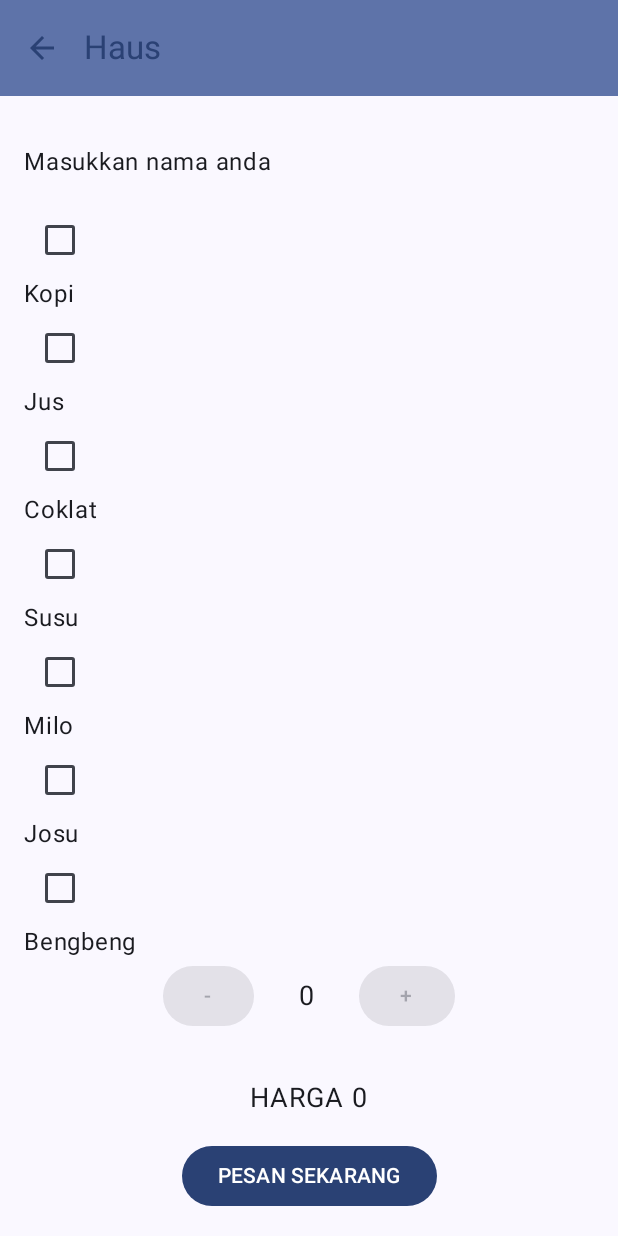
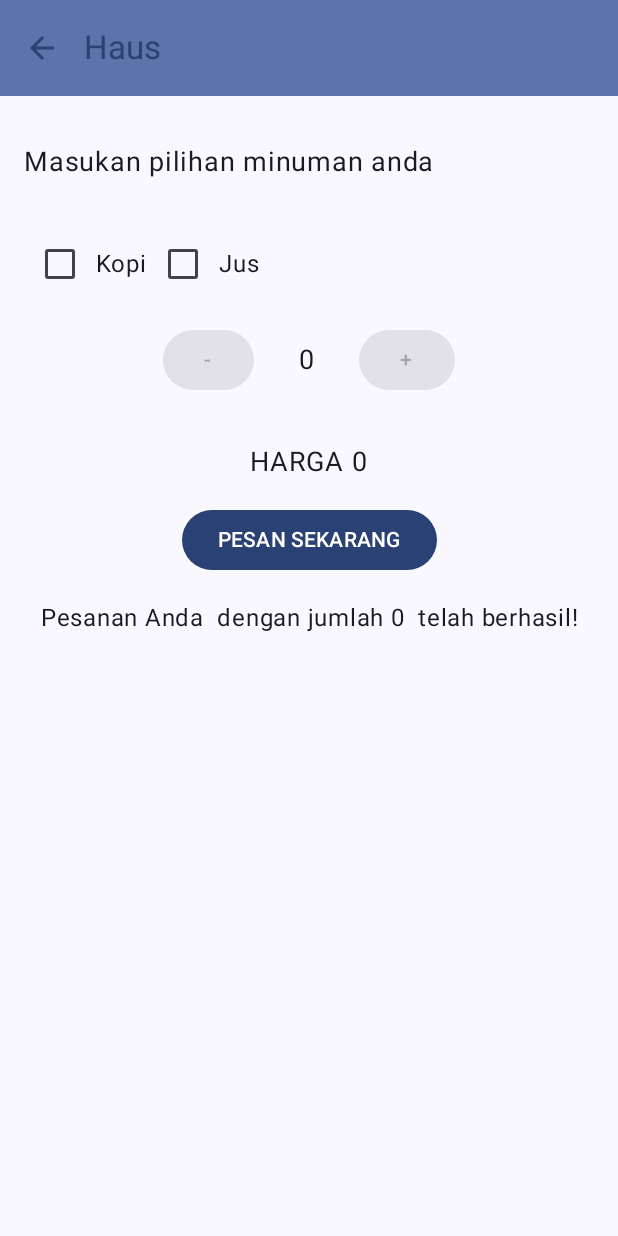
Before and after one commit to Mfaishalrafid/Asessment-01, an Android app built with Jetpack Compose: the HausScreen screen opened through its navigation route, after a tap on "PESAN SEKARANG", on a phone screen of 412 x 824 dp. Run offline under Robolectric (Android 15) with nearby library versions, the phone set to English and light mode, and no system bars.

Commit message:
07-challange

```diff
--- a/app/src/main/java/org/d3if3073/mobpro1/ui/screen/HausScreen.kt
+++ b/app/src/main/java/org/d3if3073/mobpro1/ui/screen/HausScreen.kt
@@ -1,10 +1,6 @@
 package org.d3if3073.mobpro1.ui.screen
 
-import android.content.Context
 import android.content.res.Configuration
-import android.util.Log
-import android.widget.Toast
-import androidx.compose.foundation.layout.Arrangement
 import androidx.compose.foundation.layout.Column
 import androidx.compose.foundation.layout.Row
 import androidx.compose.foundation.layout.Spacer
@@ -13,7 +9,6 @@ import androidx.compose.foundation.layout.fillMaxWidth
 import androidx.compose.foundation.layout.height
 import androidx.compose.foundation.layout.padding
 import androidx.compose.foundation.layout.widthIn
-import androidx.compose.foundation.layout.wrapContentSize
 import androidx.compose.foundation.text.BasicTextField
 import androidx.compose.material.icons.Icons
 import androidx.compose.material.icons.filled.ArrowBack
@@ -43,7 +38,6 @@ import androidx.navigation.NavHostController
 import androidx.navigation.compose.rememberNavController
 import org.d3if3073.mobpro1.R
 import org.d3if3073.mobpro1.ui.theme.Mobpro1Theme
-import org.w3c.dom.Text
 
 
 @Preview(showBackground = true)
@@ -89,19 +83,11 @@ fun HausScreen(navController: NavHostController) {
 fun HausScreen(modifier: Modifier) {
     var name by remember { mutableStateOf("") }
     var nameError by remember { mutableStateOf(false) }
-
     var kopi by remember { mutableStateOf(false) }
     var jus by remember { mutableStateOf(false) }
-    var coklat by remember { mutableStateOf(false) }
-    var susu by remember { mutableStateOf(false) }
-    var milo by remember { mutableStateOf(false) }
-    var josu by remember { mutableStateOf(false) }
-    var bengbeng by remember { mutableStateOf(false) }
-
     var quantity by remember { mutableStateOf(0) }
-    val price = calculatePrice(kopi, jus,coklat, susu, milo, josu, bengbeng, quantity )
-    var outputtext by remember { mutableStateOf("") }
-
+    val price = calculatePrice(kopi, jus, quantity)
+    var outputText by remember { mutableStateOf("") } // Output text
 
     Column(
         modifier = Modifier.fillMaxSize(),
@@ -119,76 +105,60 @@ fun HausScreen(modifier: Modifier) {
                 .padding(16.dp),
             decorationBox = { innerTextField ->
                 if (name.isEmpty()) {
-                    Text("Masukkan nama anda", fontSize = 16.sp)
+                    Text("Masukan pilihan minuman anda", fontSize = 18.sp)
                 }
                 innerTextField()
             }
         )
-        Column(
+        Row(
             modifier = Modifier
                 .fillMaxWidth()
-                .padding(horizontal = 16.dp)
-        )
-            {
+                .padding(16.dp),
+            verticalAlignment = Alignment.CenterVertically
+        ) {
             Checkbox(checked = kopi, onCheckedChange = { kopi = it })
             Text("Kopi")
             Checkbox(checked = jus, onCheckedChange = { jus = it })
             Text("Jus")
-                Checkbox(checked = coklat, onCheckedChange = { jus = it })
-                Text("Coklat")
-                Checkbox(checked = susu, onCheckedChange = { jus = it })
-                Text("Susu")
-                Checkbox(checked = milo, onCheckedChange = { jus = it })
-                Text("Milo")
-                Checkbox(checked = josu, onCheckedChange = { jus = it })
-                Text("Josu")
-                Checkbox(checked = bengbeng, onCheckedChange = { jus = it })
-                Text("Bengbeng")
         }
         QuantitySelector(
             quantity,
             onQuantityChange = { quantity = it },
             kopiChecked = kopi,
             jusChecked = jus,
-            coklatChecked = coklat,
-            susuChecked = susu,
-            miloChecked = milo,
-            josuChecked = josu,
-            bengbengChecked = bengbeng,
-
         )
 
         Spacer(modifier = Modifier.height(16.dp))
-
 
         Text(
             "HARGA $price",
             fontSize = 18.sp,
             modifier = Modifier.padding(16.dp)
         )
+
         Button(
             onClick = {
                 nameError = (name == "" || name == "0")
                 if (nameError) {
-                    outputtext = "Mohon masukkan nama anda dengan benar."
-                } else {
-                    val kopiText = if (kopi) " kopi" else ""
-                    val jusText = if (jus) " jus" else ""
-                    val coklatText = if (coklat) " jus" else ""
-                    val susuText = if (susu) " jus" else ""
-                    val miloText = if (milo) " jus" else ""
-                    val josuText = if (josu) " jus" else ""
-                    val bengbengText = if (bengbeng) " jus" else ""
-                    outputtext = "Pesanan atas nama $name untuk $quantity $kopiText$jusText$coklatText$susuText$miloText$josuText$bengbengText dengan total harga $price telah berhasil!"
+                    outputText = "Mohon masukkan pilihan minuman anda dengan benar."
                 }
+                if ((kopi || jus) && quantity == 0) {
+                    outputText = "Mohon pilih jumlah minuman terlebih dahulu."
+                }else {
+                    val kopiText = if (kopi) " Kopi" else ""
+                    val jusText = if (jus) " Jus" else ""
+                    outputText = "Pesanan Anda $name dengan jumlah $quantity $kopiText$jusText telah berhasil!"
+                }
+            },
 
-            },
             modifier = Modifier.align(Alignment.CenterHorizontally)
         ) {
             Text("PESAN SEKARANG")
         }
+
+
         Text(
-            text = outputtext,
+            text = outputText,
             fontSize = 16.sp,
             textAlign = TextAlign.Center,
             modifier = Modifier.padding(16.dp)
@@ -199,19 +169,24 @@ fun HausScreen(modifier: Modifier) {
 
 
     @Composable
-    fun QuantitySelector(quantity: Int, onQuantityChange: (Int) -> Unit, kopiChecked: Boolean, jusChecked: Boolean, coklatChecked: Boolean, susuChecked: Boolean,miloChecked: Boolean,josuChecked: Boolean,bengbengChecked: Boolean,) {
+    fun QuantitySelector(
+        quantity: Int,
+        onQuantityChange: (Int) -> Unit,
+        kopiChecked: Boolean,
+        jusChecked: Boolean
+    ) {
         Row(verticalAlignment = Alignment.CenterVertically) {
             Button(
-                onClick = { if ((quantity > 0) && (kopiChecked || jusChecked || coklatChecked || susuChecked || miloChecked || josuChecked || bengbengChecked)) onQuantityChange(quantity - 1) },
-                enabled = (kopiChecked || jusChecked || coklatChecked || susuChecked || miloChecked || josuChecked || bengbengChecked),
+                onClick = { if ((quantity > 0) && (kopiChecked || jusChecked )) onQuantityChange(quantity - 1) },
+                enabled = (kopiChecked || jusChecked ),
                 modifier = Modifier.padding(end = 30.dp)
             ) {
                 Text(" - ")
             }
             Text("$quantity", fontSize = 18.sp, modifier = Modifier.widthIn(min = 40.dp))
             Button(
-                onClick = { if (kopiChecked || jusChecked || coklatChecked || susuChecked || miloChecked || josuChecked || bengbengChecked) onQuantityChange(quantity + 1) },
-                enabled = (kopiChecked || jusChecked || coklatChecked || susuChecked || miloChecked || josuChecked || bengbengChecked)
+                onClick = { if (kopiChecked || jusChecked ) onQuantityChange(quantity + 1) },
+                enabled = (kopiChecked || jusChecked )
             ) {
                 Text(" + ")
             }
@@ -219,23 +194,17 @@ fun HausScreen(modifier: Modifier) {
     }
 
 
-fun calculatePrice(kopi: Boolean, jus: Boolean, coklat: Boolean, susu: Boolean, milo: Boolean, josu: Boolean, bengbeng: Boolean, quantity: Int): Int {
-    val kopiPrice = 1000
-    val jusPrice = 1500
-    val coklatPrice = 1600
-    val susuPrice = 1700
-    val miloPrice = 1800
-    val josuPrice = 1900
-    val bengbengPrice = 2000
+fun calculatePrice(kopi: Boolean, jus: Boolean, quantity: Int): Int {
+    val kopiPrice = 20000
+    val jusPrice = 15000
+    val kopiJusPrice = kopiPrice + jusPrice
+
 
     val additionalPrice = when {
+        kopi && jus -> kopiJusPrice
         kopi -> kopiPrice
         jus -> jusPrice
-        coklat -> coklatPrice
-        susu -> susuPrice
-        milo -> miloPrice
-        josu -> josuPrice
-        bengbeng -> bengbengPrice
+
         else -> 0
     }
 
```
Lines whose indentation alone changed are shown as unchanged.
